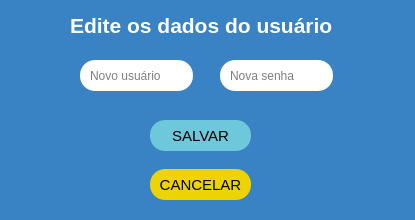
Old version of the form View/ui/tela_editar.ui in the repository ipedromotta/login-desktop.
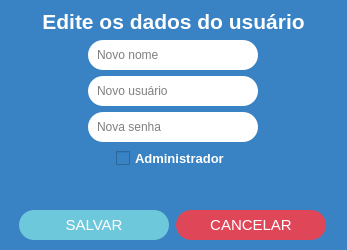
New version of the form.

Diff of the .ui file:
```diff
--- a/View/ui/tela_editar.ui
+++ b/View/ui/tela_editar.ui
@@ -6,20 +6,20 @@
    <rect>
     <x>0</x>
     <y>0</y>
-    <width>415</width>
-    <height>220</height>
+    <width>347</width>
+    <height>250</height>
    </rect>
   </property>
   <property name="minimumSize">
    <size>
-    <width>415</width>
-    <height>220</height>
+    <width>347</width>
+    <height>250</height>
    </size>
   </property>
   <property name="maximumSize">
    <size>
-    <width>415</width>
-    <height>220</height>
+    <width>347</width>
+    <height>250</height>
    </size>
   </property>
   <property name="windowTitle">
@@ -29,15 +29,9 @@
    <string notr="true">background-color: rgb(57, 130, 195);</string>
   </property>
   <widget class="QWidget" name="centralwidget">
+   <layout class="QVBoxLayout" name="verticalLayout">
+    <item>
    <widget class="QLabel" name="lbl_edite_dados">
-    <property name="geometry">
-     <rect>
-      <x>70</x>
-      <y>10</y>
-      <width>271</width>
-      <height>31</height>
-     </rect>
-    </property>
     <property name="font">
      <font>
       <pointsize>16</pointsize>
@@ -51,79 +45,176 @@
     <property name="text">
      <string>Edite os dados do usuário</string>
     </property>
-   </widget>
+      <property name="alignment">
+       <set>Qt::AlignCenter</set>
+      </property>
+     </widget>
+    </item>
+    <item alignment="Qt::AlignHCenter">
+     <widget class="QLineEdit" name="novo_nome">
+      <property name="minimumSize">
+       <size>
+        <width>170</width>
+        <height>30</height>
+       </size>
+      </property>
+      <property name="maximumSize">
+       <size>
+        <width>170</width>
+        <height>16777215</height>
+       </size>
+      </property>
+      <property name="styleSheet">
+       <string notr="true">*{
+background-color: #fff;
+border-radius: 15px;
+padding: 5px;
+padding-left: 7px;
+}
+QLineEdit:focus{
+border: 2px solid #edd400;
+}</string>
+      </property>
+      <property name="maxLength">
+       <number>20</number>
+      </property>
+      <property name="placeholderText">
+       <string>Novo nome</string>
+      </property>
+     </widget>
+    </item>
+    <item alignment="Qt::AlignHCenter">
    <widget class="QLineEdit" name="novo_usuario">
-    <property name="geometry">
-     <rect>
-      <x>80</x>
-      <y>60</y>
-      <width>113</width>
-      <height>31</height>
-     </rect>
+      <property name="minimumSize">
+       <size>
+        <width>170</width>
+        <height>30</height>
+       </size>
+      </property>
+      <property name="maximumSize">
+       <size>
+        <width>170</width>
+        <height>16777215</height>
+       </size>
     </property>
     <property name="styleSheet">
-     <string notr="true">background-color: white;
+       <string notr="true">*{
+background-color: #fff;
 border-radius: 15px;
-padding: 8px;</string>
+padding: 5px;
+padding-left: 7px;
+}
+QLineEdit:focus{
+border: 2px solid #edd400;
+}</string>
+      </property>
+      <property name="maxLength">
+       <number>20</number>
     </property>
     <property name="placeholderText">
      <string>Novo usuário</string>
     </property>
    </widget>
+    </item>
+    <item alignment="Qt::AlignHCenter">
    <widget class="QLineEdit" name="nova_senha">
-    <property name="geometry">
-     <rect>
-      <x>220</x>
-      <y>60</y>
-      <width>113</width>
-      <height>31</height>
-     </rect>
+      <property name="minimumSize">
+       <size>
+        <width>170</width>
+        <height>30</height>
+       </size>
+      </property>
+      <property name="maximumSize">
+       <size>
+        <width>170</width>
+        <height>16777215</height>
+       </size>
     </property>
     <property name="styleSheet">
-     <string notr="true">background-color: white;
+       <string notr="true">*{
+background-color: #fff;
 border-radius: 15px;
-padding: 8px;</string>
+padding: 5px;
+padding-left: 7px;
+}
+QLineEdit:focus{
+border: 2px solid #edd400;
+}</string>
+      </property>
+      <property name="maxLength">
+       <number>20</number>
+      </property>
+      <property name="echoMode">
+       <enum>QLineEdit::Password</enum>
     </property>
     <property name="placeholderText">
      <string>Nova senha</string>
     </property>
    </widget>
-   <widget class="QPushButton" name="btn_cancelar">
-    <property name="geometry">
-     <rect>
-      <x>150</x>
-      <y>169</y>
-      <width>101</width>
-      <height>31</height>
-     </rect>
-    </property>
+    </item>
+    <item alignment="Qt::AlignHCenter">
+     <widget class="QCheckBox" name="bl_admin">
     <property name="font">
      <font>
-      <pointsize>11</pointsize>
-      <weight>50</weight>
-      <bold>false</bold>
-     </font>
-    </property>
-    <property name="cursor">
-     <cursorShape>PointingHandCursor</cursorShape>
-    </property>
+        <pointsize>10</pointsize>
+        <weight>75</weight>
+        <bold>true</bold>
+       </font>
+      </property>
+      <property name="styleSheet">
+       <string notr="true">*{
+color:#fff;
+}
+QCheckBox::Checked{
+	color: #edd400;
+}</string>
+      </property>
+      <property name="text">
+       <string>Administrador</string>
+      </property>
+     </widget>
+    </item>
+    <item>
+     <widget class="QLabel" name="lbl_erro">
     <property name="styleSheet">
-     <string notr="true">background-color: rgb(237, 212, 0);
-border-radius: 15px;
+       <string notr="true">color: rgb(237, 212, 0);;
+font-size: 13pt;
+font-weight: bold;
 </string>
     </property>
     <property name="text">
-     <string>CANCELAR</string>
-    </property>
-   </widget>
+       <string/>
+      </property>
+      <property name="textFormat">
+       <enum>Qt::AutoText</enum>
+      </property>
+      <property name="scaledContents">
+       <bool>false</bool>
+      </property>
+      <property name="alignment">
+       <set>Qt::AlignCenter</set>
+      </property>
+      <property name="wordWrap">
+       <bool>true</bool>
+      </property>
+     </widget>
+    </item>
+    <item>
+     <widget class="QWidget" name="horizontalWidget" native="true">
+      <layout class="QHBoxLayout" name="horizontalLayout_2">
+       <item>
    <widget class="QPushButton" name="btn_salvar">
-    <property name="geometry">
-     <rect>
-      <x>150</x>
-      <y>120</y>
-      <width>101</width>
-      <height>31</height>
-     </rect>
+         <property name="minimumSize">
+          <size>
+           <width>30</width>
+           <height>30</height>
+          </size>
+         </property>
+         <property name="maximumSize">
+          <size>
+           <width>150</width>
+           <height>16777215</height>
+          </size>
     </property>
     <property name="font">
      <font>
@@ -136,22 +227,67 @@
      <cursorShape>PointingHandCursor</cursorShape>
     </property>
     <property name="styleSheet">
-     <string notr="true">background-color: #6EC8DB;
+          <string notr="true">*{
+background-color: #6EC8DB;
 border-radius: 15px;
-</string>
+color: white;
+}
+QPushButton:hover{
+background-color:#60afbf;
+}</string>
     </property>
     <property name="text">
      <string>SALVAR</string>
     </property>
    </widget>
-  </widget>
- </widget>
- <tabstops>
-  <tabstop>novo_usuario</tabstop>
-  <tabstop>nova_senha</tabstop>
-  <tabstop>btn_salvar</tabstop>
-  <tabstop>btn_cancelar</tabstop>
- </tabstops>
+       </item>
+       <item>
+        <widget class="QPushButton" name="btn_cancelar">
+         <property name="minimumSize">
+          <size>
+           <width>0</width>
+           <height>30</height>
+          </size>
+         </property>
+         <property name="maximumSize">
+          <size>
+           <width>150</width>
+           <height>16777215</height>
+          </size>
+         </property>
+         <property name="font">
+          <font>
+           <pointsize>11</pointsize>
+           <weight>50</weight>
+           <bold>false</bold>
+          </font>
+         </property>
+         <property name="cursor">
+          <cursorShape>PointingHandCursor</cursorShape>
+         </property>
+         <property name="styleSheet">
+          <string notr="true">*{
+background-color: #df4759;
+border-radius: 15px;
+color: #fff;
+}
+QPushButton:hover{
+background-color: #ba3847;
+}
+
+</string>
+         </property>
+         <property name="text">
+          <string>CANCELAR</string>
+         </property>
+        </widget>
+       </item>
+      </layout>
+     </widget>
+    </item>
+   </layout>
+  </widget>
+ </widget>
  <resources/>
  <connections/>
 </ui>
```
Left out of the diff: 4 changed lines with no effect on the pictures. Lines whose indentation alone changed are shown as unchanged.
